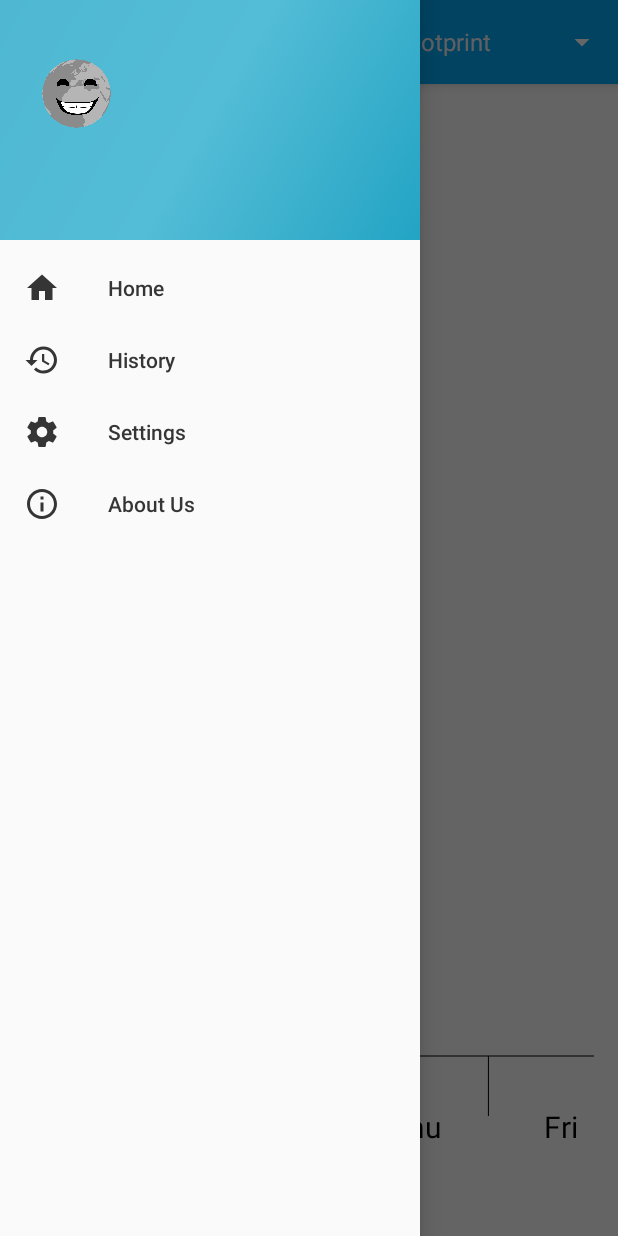
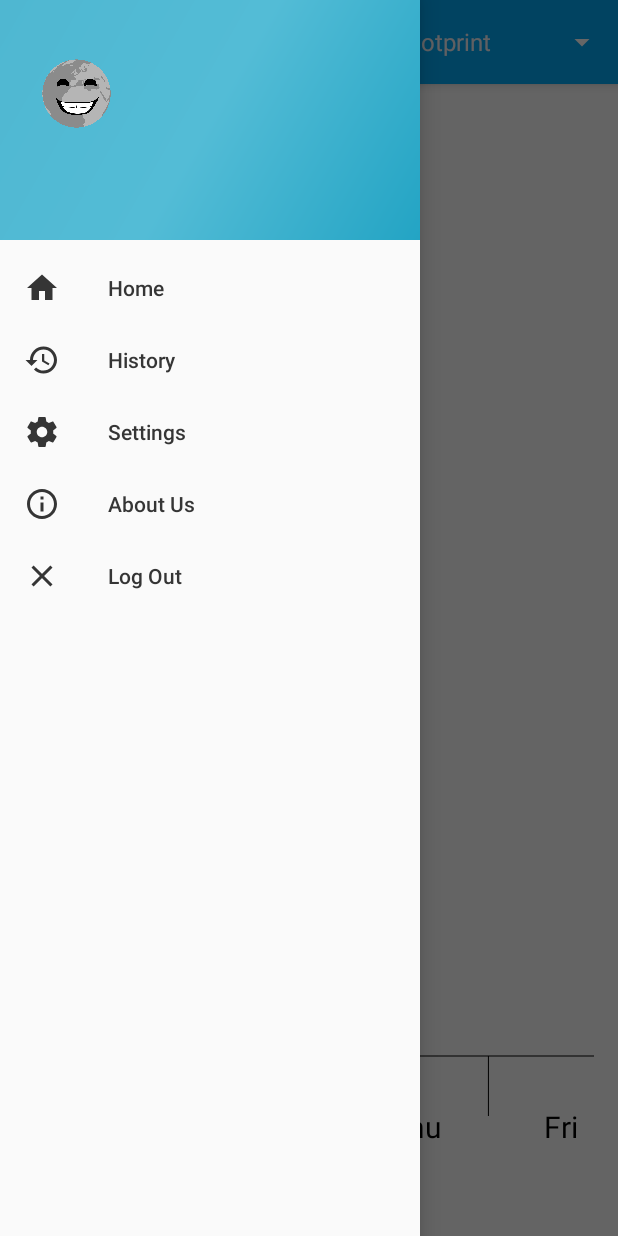
Before and after one commit to ragnhlar/Master, an Android app: the HistoryActivity screen opened directly, with no data from a screen before it, with the side drawer open, on a phone screen of 412 x 824 dp. Run offline under Robolectric (Android 15) with nearby library versions, the phone set to English and light mode, and no system bars; libraries missing offline, so code that uses them is left out: com.jjoe64.graphview.

Commit message:
Added log out button

```diff
--- a/app/src/main/res/menu/activity_main_drawer.xml
+++ b/app/src/main/res/menu/activity_main_drawer.xml
@@ -18,5 +18,10 @@
             android:id="@+id/nav_about_us"
             android:title="@string/nav_about_us"
             android:icon="@drawable/ic_menu_info"/>
+        <item
+            android:id="@+id/nav_log_out"
+            android:title="Log Out"
+            android:icon="@drawable/ic_clear_black_24dp"
+            />
     </group>
 </menu>
```
Also changed, not shown: app/src/main/res/drawable-hdpi/ic_clear_black_24dp.png (added), app/src/main/res/drawable-mdpi/ic_clear_black_24dp.png (added), app/src/main/res/drawable-xhdpi/ic_clear_black_24dp.png (added), app/src/main/res/drawable-xxhdpi/ic_clear_black_24dp.png (added), app/src/main/res/drawable-xxxhdpi/ic_clear_black_24dp.png (added).
